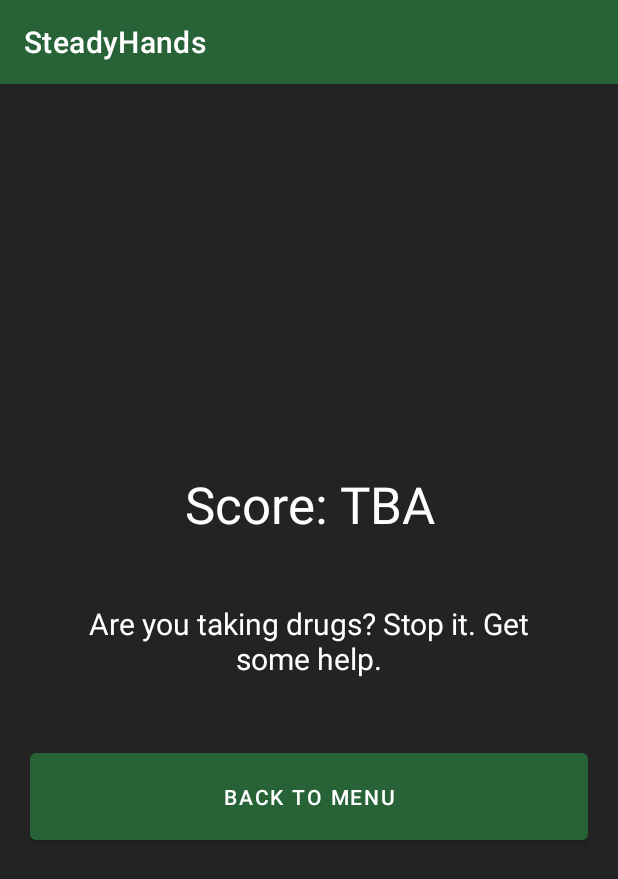
After one commit to Maxi03milian/Steady-Hands, an Android app: the ResultActivity screen opened directly, with no data from a screen before it, on a phone screen of 412 x 824 dp. The commit adds this screen. Shown: the top 879 px of the screen. Run offline under Robolectric (Android 15) with nearby library versions, the phone set to English and light mode, and no system bars.

Commit message:
feat: added basic UI "Post-game" View

```diff
--- a/app/src/main/AndroidManifest.xml
+++ b/app/src/main/AndroidManifest.xml
@@ -11,6 +11,9 @@
         android:supportsRtl="true"
         android:theme="@style/Theme.SteadyHands"
         tools:targetApi="31">
+        <activity
+            android:name=".ResultActivity"
+            android:exported="false" />
         <activity
             android:name=".GameActivity"
             android:exported="false" />
--- a/app/src/main/java/ch/ms/steadyhands/GameActivity.java
+++ b/app/src/main/java/ch/ms/steadyhands/GameActivity.java
@@ -6,6 +6,8 @@ import android.content.Intent;
 import android.os.Bundle;
 import android.os.CountDownTimer;
 import android.widget.TextView;
+
+import javax.xml.transform.Result;
 
 public class GameActivity extends AppCompatActivity {
 
@@ -28,7 +30,7 @@ public class GameActivity extends AppCompatActivity {
             @Override
             public void onFinish() {
                 // Start the new activity when the countdown is finished
-                Intent intent = new Intent(GameActivity.this, MainActivity.class);
+                Intent intent = new Intent(GameActivity.this, ResultActivity.class);
                 startActivity(intent);
                 finish();
             }
--- /dev/null
+++ b/app/src/main/java/ch/ms/steadyhands/ResultActivity.java
@@ -0,0 +1,26 @@
+package ch.ms.steadyhands;
+
+import androidx.appcompat.app.AppCompatActivity;
+
+import android.content.Intent;
+import android.os.Bundle;
+import android.widget.Button;
+
+public class ResultActivity extends AppCompatActivity {
+
+    @Override
+    protected void onCreate(Bundle savedInstanceState) {
+        super.onCreate(savedInstanceState);
+        setContentView(R.layout.activity_result);
+
+        //get start Button and add listener
+        Button startButton = findViewById(R.id.backToMenuButton);
+        startButton.setOnClickListener(v -> backToMenu());
+    }
+
+    private void backToMenu() {
+        //Load GameActivity
+        Intent intent = new Intent(this, MainActivity.class);
+        startActivity(intent);
+    }
+}
--- /dev/null
+++ b/app/src/main/res/layout/activity_result.xml
@@ -0,0 +1,51 @@
+<?xml version="1.0" encoding="utf-8"?>
+<androidx.constraintlayout.widget.ConstraintLayout xmlns:android="http://schemas.android.com/apk/res/android"
+    xmlns:app="http://schemas.android.com/apk/res-auto"
+    xmlns:tools="http://schemas.android.com/tools"
+    android:layout_width="match_parent"
+    android:layout_height="match_parent"
+    android:background="#232323"
+    tools:context=".ResultActivity">
+
+    <LinearLayout
+        android:layout_width="match_parent"
+        android:layout_height="match_parent"
+        android:layout_marginStart="20dp"
+        android:layout_marginTop="150dp"
+        android:layout_marginEnd="20dp"
+        android:layout_marginBottom="150dp"
+        android:gravity="center"
+        android:orientation="vertical"
+        app:layout_constraintBottom_toBottomOf="parent"
+        app:layout_constraintEnd_toEndOf="parent"
+        app:layout_constraintStart_toStartOf="parent"
+        app:layout_constraintTop_toTopOf="parent">
+
+        <TextView
+            android:id="@+id/scoreText"
+            android:layout_width="match_parent"
+            android:layout_height="wrap_content"
+            android:gravity="center"
+            android:text="Score: TBA"
+            android:textColor="@color/white"
+            android:textSize="34sp" />
+
+        <TextView
+            android:id="@+id/scoreDescText"
+            android:layout_width="match_parent"
+            android:layout_height="137dp"
+            android:layout_marginHorizontal="30dp"
+            android:gravity="center"
+            android:text="Are you taking drugs? Stop it. Get some help."
+            android:textColor="@color/white"
+            android:textSize="20sp" />
+
+        <Button
+            android:id="@+id/backToMenuButton"
+            android:layout_width="match_parent"
+            android:layout_height="wrap_content"
+            android:height="70dp"
+            android:text="Back to Menu" />
+
+    </LinearLayout>
+</androidx.constraintlayout.widget.ConstraintLayout>
```
